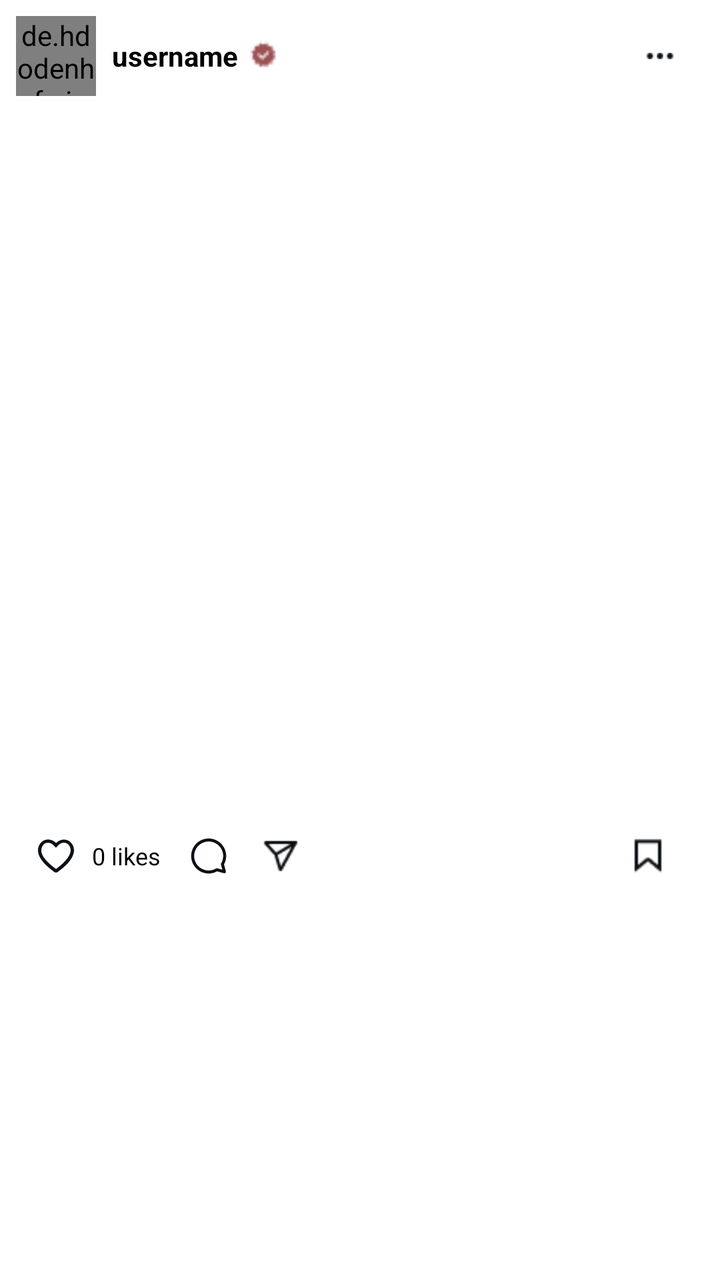
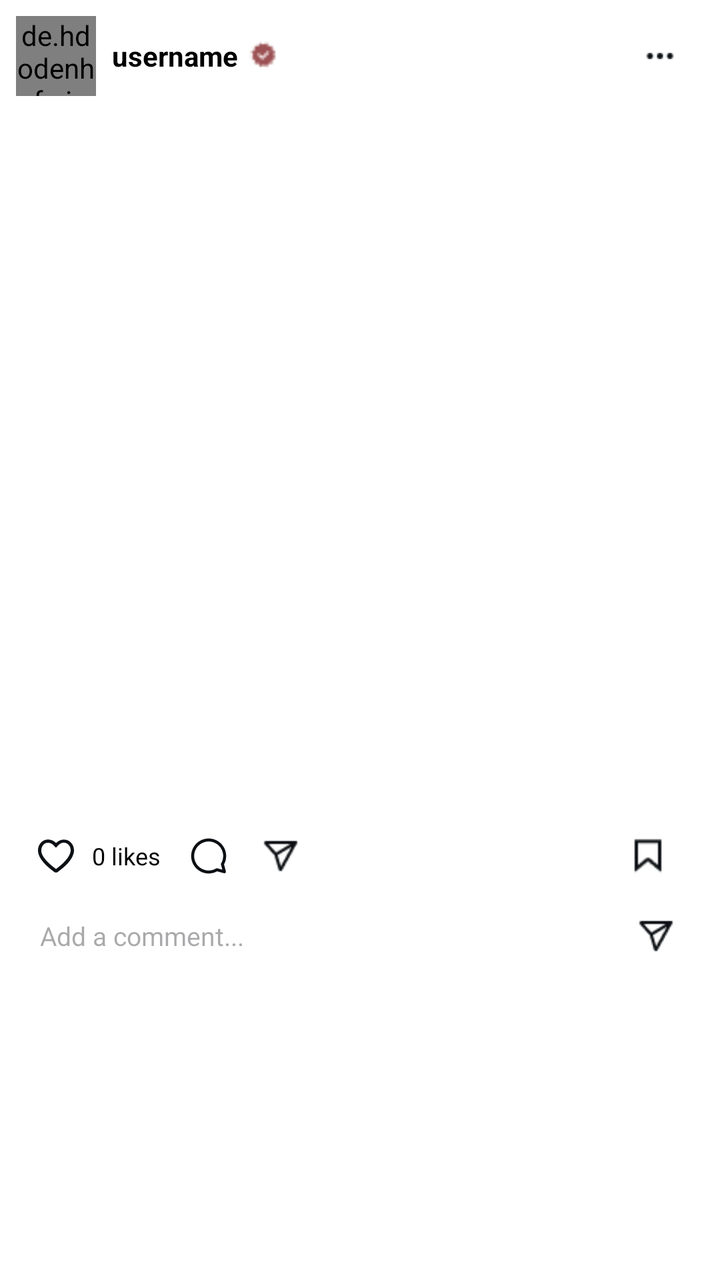

Compare the two renders of this Android layout. The source of the first and the diff that turns it into the second are given below.
<!-- AndroidManifest.xml: application theme Theme._23I0761_23I0765 -->
<!-- res/layout/item_post_feed.xml -->
<LinearLayout xmlns:android="http://schemas.android.com/apk/res/android"
    android:layout_width="match_parent"
    android:layout_height="450dp"
    android:orientation="vertical"
    android:background="@color/white"
    android:padding="8dp">

    
    <LinearLayout
        android:id="@+id/post_header1"
        android:layout_width="match_parent"
        android:layout_height="wrap_content"
        android:orientation="horizontal"
        android:gravity="center_vertical"
        android:layout_marginBottom="10dp">

        <de.hdodenhof.circleimageview.CircleImageView
            android:id="@+id/profile"
            android:layout_width="40dp"
            android:layout_height="40dp"
            android:src="@drawable/random7" />

        <LinearLayout
            android:layout_width="wrap_content"
            android:layout_height="wrap_content"
            android:orientation="vertical"
            android:layout_marginStart="8dp">

            <LinearLayout
                android:layout_width="wrap_content"
                android:layout_height="wrap_content"
                android:orientation="horizontal"
                android:gravity="center_vertical">

                <TextView
                    android:id="@+id/username"
                    android:layout_width="wrap_content"
                    android:layout_height="wrap_content"
                    android:text="username"
                    android:textStyle="bold"
                    android:textColor="@color/black"
                    android:textSize="14sp" />

                <ImageView
                    android:layout_width="18dp"
                    android:layout_height="18dp"
                    android:src="@drawable/badge"
                    android:layout_marginStart="4dp" />
            </LinearLayout>

        </LinearLayout>

        <View
            android:layout_width="0dp"
            android:layout_height="1dp"
            android:layout_weight="1" />

        <ImageView
            android:layout_width="24dp"
            android:layout_height="24dp"
            android:src="@drawable/options"
            android:layout_marginEnd="10dp" />

    </LinearLayout>

    
    <androidx.recyclerview.widget.RecyclerView
        android:id="@+id/postImagesRecycler"
        android:layout_width="match_parent"
        android:layout_height="350dp"
        android:orientation="horizontal"
        android:overScrollMode="never" />

    
    <LinearLayout

        android:layout_width="match_parent"
        android:layout_height="wrap_content"
        android:orientation="horizontal"
        android:padding="8dp"
        android:gravity="center_vertical">

        <ImageView
            android:layout_width="24dp"
            android:layout_height="24dp"
            android:src="@drawable/like"
           android:id="@+id/likeButton"
            />
        <TextView
            android:id="@+id/likeCount"
            android:layout_width="wrap_content"
            android:layout_height="wrap_content"
            android:text="0 likes"
            android:textColor="@color/black"
            android:textSize="12sp"
            android:layout_marginStart="6dp" />

        <ImageView
            android:layout_width="24dp"
            android:layout_height="24dp"
            android:src="@drawable/comment"
            android:layout_marginStart="12dp" />

        <ImageView
            android:layout_width="24dp"
            android:layout_height="24dp"
            android:src="@drawable/jahaz"
            android:layout_marginStart="12dp" />

        <View
            android:layout_width="0dp"
            android:layout_height="1dp"
            android:layout_weight="1" />

        <ImageView
            android:layout_width="20dp"
            android:layout_height="20dp"
            android:src="@drawable/save"
            android:layout_marginEnd="10dp" />

    </LinearLayout>

    
    <TextView
        android:id="@+id/captionText"
        android:layout_width="match_parent"
        android:layout_height="wrap_content"
        android:paddingStart="8dp"
        android:paddingEnd="8dp"
        android:textColor="@color/black"
        android:textSize="14sp"
        android:layout_marginBottom="8dp" />

</LinearLayout>
<!-- resources referenced by this layout -->
<resources>
  <color name="black">#FF000000</color>
  <color name="white">#FFFFFFFF</color>
  <!-- drawable badge: png bitmap (drawable, 399 bytes) -->
  <!-- drawable comment (drawable) -->
  <vector xmlns:android="http://schemas.android.com/apk/res/android" android:autoMirrored="true" android:height="32dp" android:viewportHeight="32" android:viewportWidth="32" android:width="32dp">
        
      <path android:fillColor="#0C1014" android:fillType="evenOdd" android:pathData="M16,6.333C10.661,6.333 6.333,10.661 6.333,16C6.333,21.339 10.661,25.667 16,25.667C17.813,25.667 19.508,25.168 20.956,24.301C21.188,24.162 21.467,24.124 21.728,24.194L25.104,25.098L24.198,21.72C24.128,21.459 24.167,21.181 24.306,20.948C25.17,19.502 25.667,17.81 25.667,16C25.667,10.661 21.339,6.333 16,6.333ZM4.333,16C4.333,9.557 9.557,4.333 16,4.333C22.443,4.333 27.667,9.557 27.667,16C27.667,18.028 27.149,19.937 26.237,21.6L27.484,26.253C27.576,26.598 27.478,26.967 27.225,27.219C26.972,27.472 26.604,27.57 26.259,27.478L21.609,26.232C19.944,27.147 18.031,27.667 16,27.667C9.557,27.667 4.333,22.443 4.333,16Z"/>
      
  </vector>
  <!-- drawable jahaz: png bitmap (drawable, 575 bytes) -->
  <!-- drawable like (drawable) -->
  <vector xmlns:android="http://schemas.android.com/apk/res/android" android:autoMirrored="true" android:height="32dp" android:viewportHeight="32" android:viewportWidth="32" android:width="32dp">
        
      <path android:fillColor="#0C1014" android:pathData="M15.894,27C15.567,27 15.349,26.89 15.022,26.78C11.749,24.357 8.477,21.714 5.968,18.08C5.205,16.759 4.005,14.777 4.005,12.354C3.896,9.381 5.641,6.628 8.15,5.527C10.659,4.426 13.713,5.086 15.894,7.179L16.003,7.399C16.113,7.289 16.222,7.179 16.331,7.068C18.73,4.866 22.003,4.426 24.621,5.967C27.239,7.619 28.548,10.923 27.784,14.116C27.129,16.869 25.384,19.071 23.857,20.833C21.676,23.256 19.167,25.128 16.985,26.78C16.767,26.89 16.331,27 15.894,27ZM10.659,7.179C10.113,7.179 9.459,7.289 8.913,7.509C7.277,8.28 6.186,10.262 6.186,12.354C6.186,13.786 6.732,15.217 7.823,16.869C10.004,20.063 13.058,22.485 16.003,24.688C18.076,23.146 20.258,21.384 22.221,19.181C23.639,17.53 25.057,15.768 25.602,13.455C26.148,11.253 25.275,8.83 23.421,7.729C21.676,6.628 19.494,6.958 17.749,8.61C17.531,8.83 17.312,9.051 17.094,9.271L16.003,10.482L14.258,8.72C13.276,7.729 11.968,7.179 10.659,7.179Z"/>
      
  </vector>
  <!-- drawable options: png bitmap (drawable, 289 bytes) -->
  <!-- drawable random7: jpeg bitmap (drawable, 75508 bytes) -->
  <!-- drawable save: png bitmap (drawable, 381 bytes) -->
  <style name="Theme._23I0761_23I0765" parent="Base.Theme._23I0761_23I0765" />
  <style name="Base.Theme._23I0761_23I0765" parent="Theme.Material3.DayNight.NoActionBar">
          
          
      </style>
</resources>

<!-- the commit's change to res/layout/item_post_feed.xml (unified diff, before → after) -->
@@ -1,6 +1,6 @@
 <LinearLayout xmlns:android="http://schemas.android.com/apk/res/android"
     android:layout_width="match_parent"
-    android:layout_height="450dp"
+    android:layout_height="wrap_content"
     android:orientation="vertical"
     android:background="@color/white"
     android:padding="8dp">
@@ -73,7 +73,6 @@
 
     
     <LinearLayout
-
         android:layout_width="match_parent"
         android:layout_height="wrap_content"
         android:orientation="horizontal"
@@ -81,11 +80,11 @@
         android:gravity="center_vertical">
 
         <ImageView
+            android:id="@+id/likeButton"
             android:layout_width="24dp"
             android:layout_height="24dp"
-            android:src="@drawable/like"
-           android:id="@+id/likeButton"
-            />
+            android:src="@drawable/like" />
+
         <TextView
             android:id="@+id/likeCount"
             android:layout_width="wrap_content"
@@ -96,6 +95,7 @@
             android:layout_marginStart="6dp" />
 
         <ImageView
+            android:id="@+id/commentIcon"
             android:layout_width="24dp"
             android:layout_height="24dp"
             android:src="@drawable/comment"
@@ -120,15 +120,54 @@
 
     </LinearLayout>
 
+
+
     
-    <TextView
-        android:id="@+id/captionText"
+    <LinearLayout
+        android:id="@+id/commentSection"
         android:layout_width="match_parent"
         android:layout_height="wrap_content"
+        android:orientation="vertical"
         android:paddingStart="8dp"
         android:paddingEnd="8dp"
-        android:textColor="@color/black"
-        android:textSize="14sp"
-        android:layout_marginBottom="8dp" />
+        android:layout_marginTop="4dp"
+        android:layout_marginBottom="8dp">
+
+        
+        <androidx.recyclerview.widget.RecyclerView
+            android:id="@+id/commentsRecycler"
+            android:layout_width="match_parent"
+            android:layout_height="wrap_content"
+            android:nestedScrollingEnabled="false"
+            android:overScrollMode="never" />
+
+
+        <LinearLayout
+            android:layout_width="match_parent"
+            android:layout_height="wrap_content"
+            android:orientation="horizontal"
+            android:gravity="center_vertical"
+            android:padding="4dp">
+
+            <EditText
+                android:id="@+id/commentInput"
+                android:layout_width="0dp"
+                android:layout_height="wrap_content"
+                android:layout_weight="1"
+                android:hint="Add a comment..."
+                android:textSize="13sp"
+                android:background="@android:color/transparent"
+                android:inputType="textCapSentences"
+                android:imeOptions="actionSend"
+                android:textColor="@color/black" />
+
+            <ImageView
+                android:id="@+id/sendComment"
+                android:layout_width="24dp"
+                android:layout_height="24dp"
+                android:src="@drawable/jahaz"
+                android:layout_marginStart="6dp" />
+        </LinearLayout>
+    </LinearLayout>
 
 </LinearLayout>
